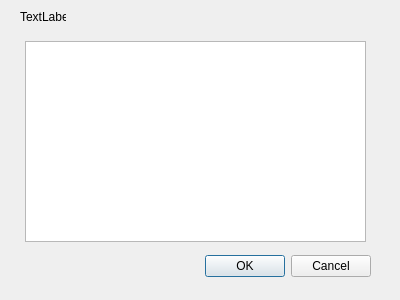
Old version of the form HoIModDesigner/HoIModDesigner/DialogProvinceDetail.ui in the repository raubwuerger/StrategicGameProject.
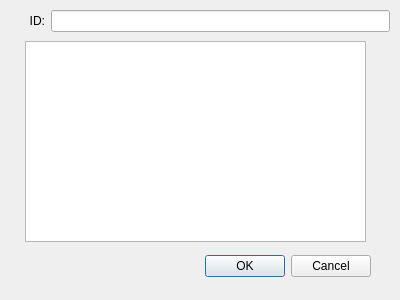
New version of the form.

What changed in the file:
```diff
--- a/HoIModDesigner/HoIModDesigner/DialogProvinceDetail.ui
+++ b/HoIModDesigner/HoIModDesigner/DialogProvinceDetail.ui
@@ -67,20 +67,7 @@
     </item>
    </layout>
   </widget>
-  <widget class="QLabel" name="label">
-   <property name="geometry">
-    <rect>
-     <x>20</x>
-     <y>10</y>
-     <width>46</width>
-     <height>13</height>
-    </rect>
-   </property>
-   <property name="text">
-    <string>TextLabel</string>
-   </property>
-  </widget>
-  <widget class="QListWidget" name="listWidget">
+  <widget class="QTableWidget" name="listWidget">
    <property name="geometry">
     <rect>
      <x>25</x>
@@ -90,6 +77,31 @@
     </rect>
    </property>
   </widget>
+  <widget class="QWidget" name="horizontalLayoutWidget">
+   <property name="geometry">
+    <rect>
+     <x>29</x>
+     <y>10</y>
+     <width>361</width>
+     <height>22</height>
+    </rect>
+   </property>
+   <layout class="QHBoxLayout" name="horizontalLayout">
+    <item>
+     <widget class="QLabel" name="label">
+      <property name="text">
+       <string>ID:</string>
+      </property>
+      <property name="alignment">
+       <set>Qt::AlignRight|Qt::AlignTrailing|Qt::AlignVCenter</set>
+      </property>
+     </widget>
+    </item>
+    <item>
+     <widget class="QLineEdit" name="lineEdit"/>
+    </item>
+   </layout>
+  </widget>
  </widget>
  <resources/>
  <connections>
```
Left out of the diff: 10 changed lines with no effect on the pictures.
